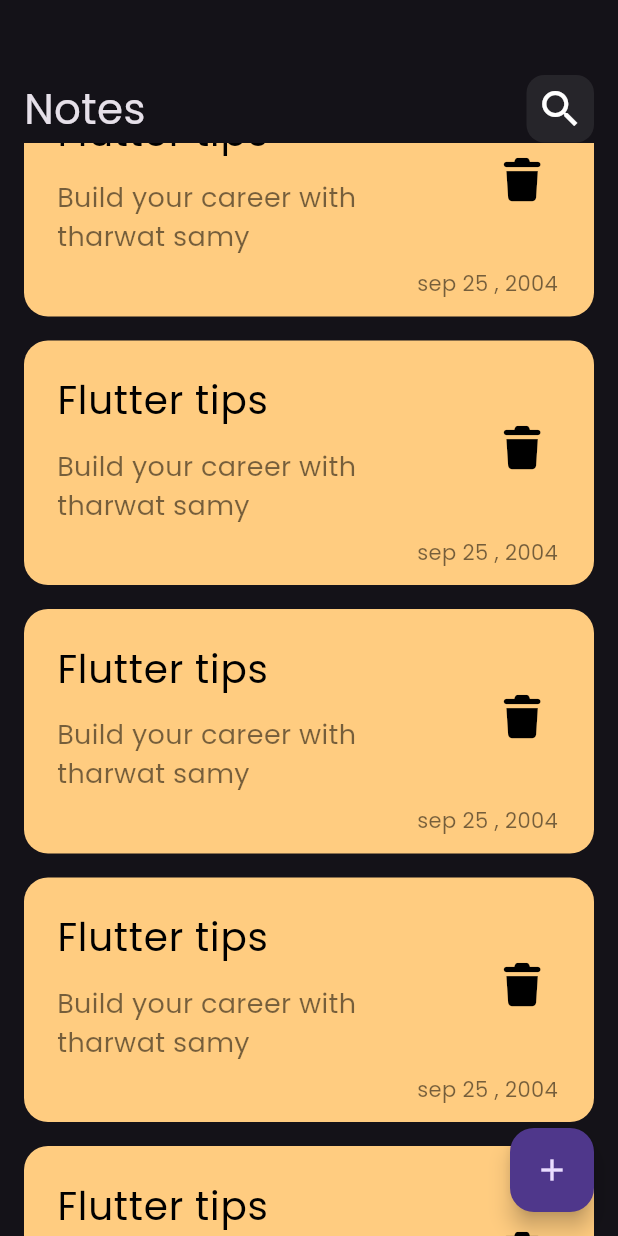
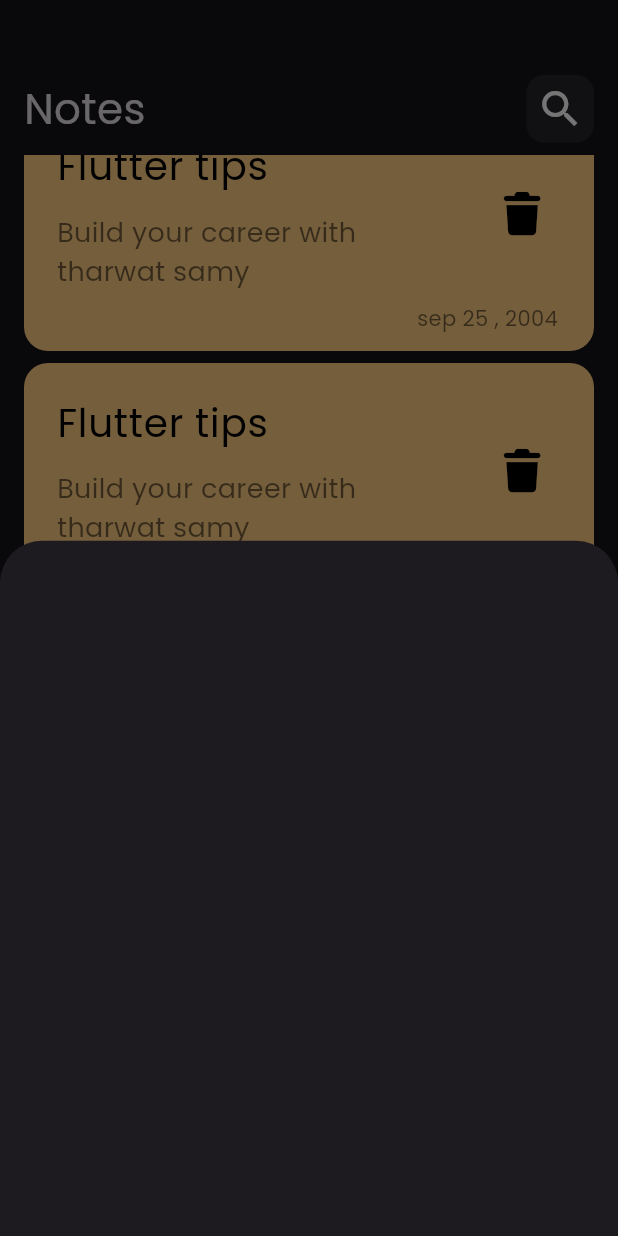
Before and after one commit to YassaTamer/notes_app, a Flutter app: the screen it shows after launch, scrolled down 3456 dp, after a tap on the "add" icon, on a phone screen of 412 x 824 dp. Run offline on Flutter 3.47's test engine with Material 3 defaults, Android fonts, the phone set to English and light mode, and no system bars; our stand-ins replace font_awesome_flutter.

Commit message:
Implement AddNoteBottomSheet and integrate it with NotesView's floating action button

```diff
--- a/lib/views/notes_view.dart
+++ b/lib/views/notes_view.dart
@@ -1,4 +1,5 @@
 import 'package:flutter/material.dart';
+import 'package:notes_app/widgets/add_note_bottom_sheet.dart';
 import 'package:notes_app/widgets/notes_view_body.dart';
 
 class NotesView extends StatelessWidget {
@@ -8,7 +9,14 @@ class NotesView extends StatelessWidget {
   Widget build(BuildContext context) {
     return Scaffold(
       floatingActionButton: FloatingActionButton(
-        onPressed: () {},
+        onPressed: () {
+          showModalBottomSheet(
+            context: context,
+            builder: (context) {
+              return const AddNoteBottomSheet();
+            },
+          );
+        },
         child: Icon(Icons.add),
       ),
       body: const NotesViewBody(),
--- /dev/null
+++ b/lib/widgets/add_note_bottom_sheet.dart
@@ -0,0 +1,10 @@
+import 'package:flutter/material.dart';
+
+class AddNoteBottomSheet extends StatelessWidget {
+  const AddNoteBottomSheet({super.key});
+
+  @override
+  Widget build(BuildContext context) {
+    return Container();
+  }
+}
--- a/lib/widgets/notes_list_view.dart
+++ b/lib/widgets/notes_list_view.dart
@@ -4,16 +4,19 @@ import 'package:notes_app/widgets/custom_note_itme.dart';
 class NotesListView extends StatelessWidget {
   const NotesListView({super.key});
 
-
   @override
   Widget build(BuildContext context) {
-    return ListView.builder(
-      itemBuilder: (context, index) {
-        return Padding(
-          padding: const EdgeInsets.symmetric(vertical: 8.0),
-          child: const NoteItem(),
-        );
-      },
+    return Padding(
+      padding: const EdgeInsets.symmetric(vertical: 8),
+      child: ListView.builder(
+        padding: EdgeInsets.zero,
+        itemBuilder: (context, index) {
+          return Padding(
+            padding: const EdgeInsets.symmetric(vertical: 4),
+            child: const NoteItem(),
+          );
+        },
+      ),
     );
   }
 }
```
